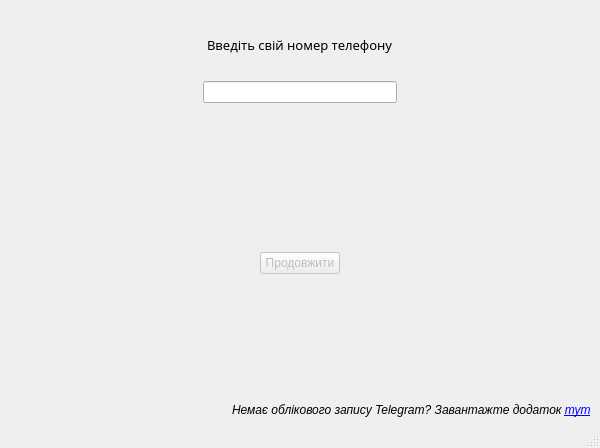
Before: the Qt Designer form gui/login.ui in andrii-shchur/TeleCloud, drawn with Qt 5.
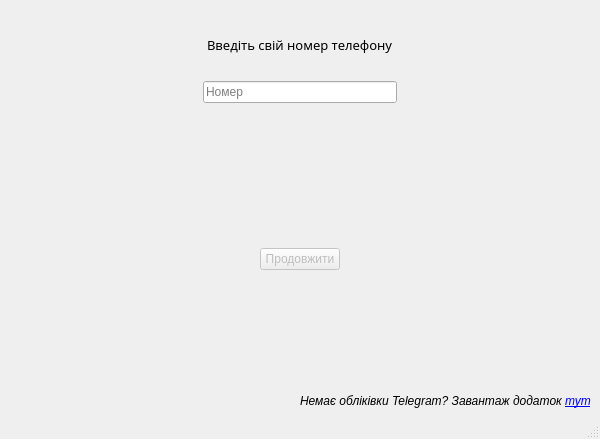
After: the same form once the commit is applied. Icons and pictures are not drawn.

```diff
--- a/gui/login.ui
+++ b/gui/login.ui
@@ -7,7 +7,7 @@
     <x>0</x>
     <y>0</y>
     <width>600</width>
-    <height>448</height>
+    <height>439</height>
    </rect>
   </property>
   <property name="windowTitle">
@@ -168,6 +168,9 @@
           <property name="dragEnabled">
            <bool>false</bool>
           </property>
+          <property name="placeholderText">
+           <string>Номер</string>
+          </property>
           <property name="clearButtonEnabled">
            <bool>false</bool>
           </property>
@@ -293,7 +296,7 @@
        </font>
       </property>
       <property name="text">
-       <string>&lt;html&gt;&lt;head/&gt;&lt;body&gt;&lt;p&gt;Немає облікового запису Telegram? Завантажте додаток &lt;a href=&quot;https://t.me/&quot;&gt;&lt;span style=&quot; text-decoration: underline; color:#0000ff;&quot;&gt;тут&lt;/span&gt;&lt;/a&gt;&lt;/p&gt;&lt;/body&gt;&lt;/html&gt;</string>
+       <string>Немає обліківки Telegram? Завантаж додаток &lt;a href=&quot;https://t.me/&quot;&gt;тут&lt;/a&gt;</string>
       </property>
       <property name="indent">
        <number>0</number>
```
